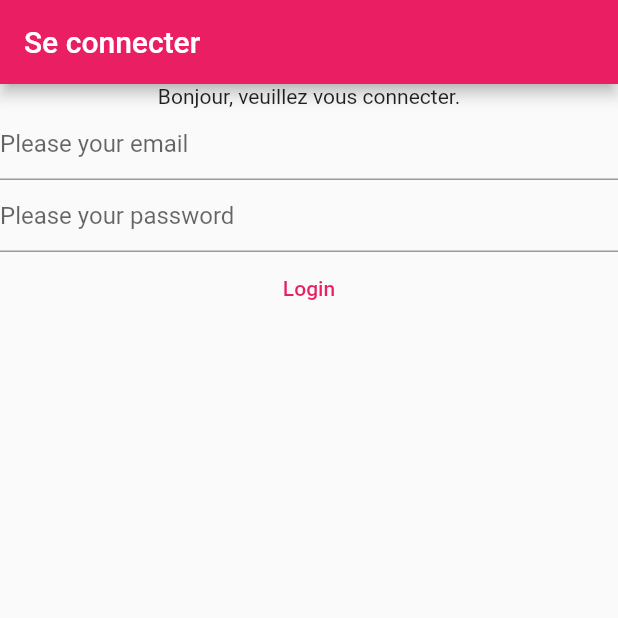
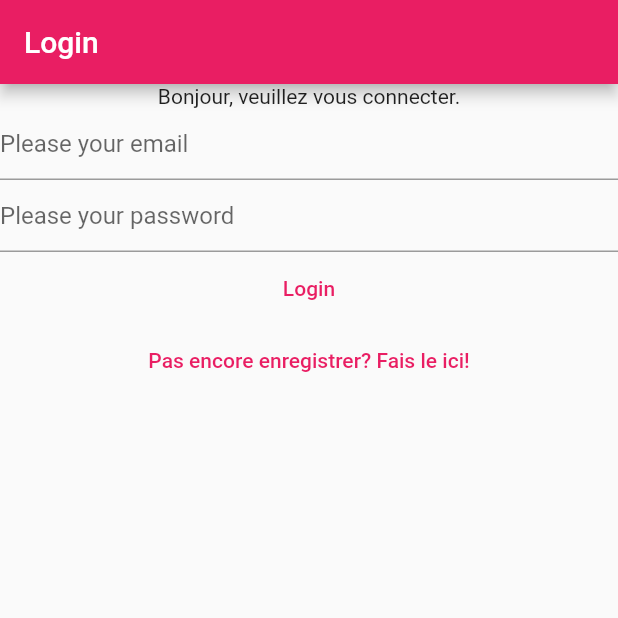
Before and after one commit to ashraf-m-aden/notes-flutter, a Flutter app: the screen it shows after launch, after a tap on "Login", on a phone screen of 412 x 824 dp, the top half of it. Run offline on Flutter 3.47's test engine with Material 2 defaults, Android fonts, the phone set to English and light mode, and no system bars; our stand-ins replace firebase_auth, firebase_core; accounts and stored records are empty; network calls fail.

Commit message:
create dialog and pop button

```diff
--- a/lib/main.dart
+++ b/lib/main.dart
@@ -1,7 +1,8 @@
 import 'package:flutter/material.dart';
+import 'package:notes/views/auth_check.dart';
 import 'package:notes/views/login_views.dart';
-
-import 'firebase_options.dart';
+import 'package:notes/views/notes_view.dart';
+import 'package:notes/views/register_view.dart';
 
 void main() {
   WidgetsFlutterBinding.ensureInitialized();
@@ -10,6 +11,11 @@ void main() {
     theme: ThemeData(
       primarySwatch: Colors.pink,
     ),
-    home: const LoginView(),
+    home: const Auth(),
+    routes: {
+      '/login/': (context) => const LoginView(),
+      '/register/': (context) => const RegisterView(),
+      '/notes/': (context) => const NotesView()
+    },
   ));
 }
--- /dev/null
+++ b/lib/views/auth_check.dart
@@ -0,0 +1,34 @@
+import 'package:firebase_auth/firebase_auth.dart';
+import 'package:firebase_core/firebase_core.dart';
+import 'package:flutter/material.dart';
+import 'package:notes/views/login_views.dart';
+import 'package:notes/views/notes_view.dart';
+
+import '../firebase_options.dart';
+
+class Auth extends StatelessWidget {
+  const Auth({Key? key}) : super(key: key);
+
+  @override
+  Widget build(BuildContext context) {
+    return FutureBuilder(
+      future: Firebase.initializeApp(
+        options: DefaultFirebaseOptions.currentPlatform,
+      ),
+      builder: (context, snapshot) {
+        switch (snapshot.connectionState) {
+          case ConnectionState.done:
+            final user = FirebaseAuth.instance.currentUser;
+            if (user != null)
+              return const NotesView();
+            else
+              // Navigator.of(context).push(
+              //     MaterialPageRoute(builder: (context) => const LoginView()));   ca c pour naviguer dans un autre scafold
+              return const LoginView();
+          default:
+            return const CircularProgressIndicator();
+        }
+      },
+    );
+  }
+}
--- a/lib/views/login_views.dart
+++ b/lib/views/login_views.dart
@@ -35,29 +35,21 @@ class _LoginViewState extends State<LoginView> {
   Widget build(BuildContext context) {
     return Scaffold(
       appBar: AppBar(
-        title: const Text('Se connecter'),
+        title: Text('Login'),
       ),
-      body: FutureBuilder(
-        future: Firebase.initializeApp(
-          options: DefaultFirebaseOptions.currentPlatform,
-        ),
-        builder: (context, snapshot) {
-          switch (snapshot.connectionState) {
-            case ConnectionState.done:
-              return Column(
+      body: Column(
         children: [
-                  Text('Bonjour, veuillez vous connecter.'),
+          const Text('Bonjour, veuillez vous connecter.'),
           TextField(
             controller: _email,
-                    decoration: InputDecoration(hintText: "Please your email"),
+            decoration: const InputDecoration(hintText: "Please your email"),
             keyboardType: TextInputType.emailAddress,
-                    enableSuggestions: false,
+            enableSuggestions: true,
             autocorrect: false,
           ),
           TextField(
             controller: _password,
-                    decoration:
-                        InputDecoration(hintText: "Please your password"),
+            decoration: const InputDecoration(hintText: "Please your password"),
             obscureText: true,
             enableSuggestions: false,
             autocorrect: false,
@@ -67,26 +59,27 @@ class _LoginViewState extends State<LoginView> {
               final email = _email.text;
               final password = _password.text;
               print("its working");
-                      await login(email, password);
+              await login(email, password, context);
             },
             child: const Text('Login'),
           ),
+          TextButton(
+              onPressed: () {
+                Navigator.of(context)
+                    .pushNamedAndRemoveUntil('/register/', (route) => false);
+              },
+              child: const Text('Pas encore enregistrer? Fais le ici!'))
         ],
-              );
-            default:
-              return const Text('Loading');
-          }
-        },
       ),
     );
   }
 }
 
-login(email, password) async {
+login(email, password, context) async {
   try {
     final userCredential = await FirebaseAuth.instance
         .signInWithEmailAndPassword(email: email, password: password);
-    print(userCredential);
+    Navigator.of(context).pushNamedAndRemoveUntil('/notes/', (route) => false);
   } on FirebaseAuthException catch (e) {
     switch (e.code) {
       default:
```
Also changed, not shown: lib/views/notes_view.dart (added, +79 -0 lines), lib/views/register_view.dart (+14 -21 lines). Lines whose indentation alone changed are shown as unchanged.
